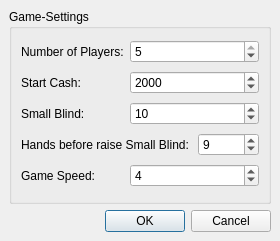
pokerth/pokerth, file src/gui/qt/newgamedialog.ui: the form before one commit.
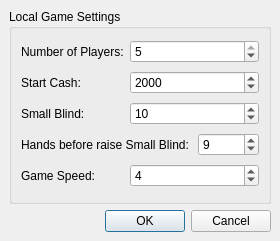
The form after the commit.

What changed in the file:
```diff
--- a/src/gui/qt/newgamedialog.ui
+++ b/src/gui/qt/newgamedialog.ui
@@ -22,7 +22,7 @@
    <item row="0" column="0" >
     <widget class="QGroupBox" name="groupBox" >
      <property name="title" >
-      <string>Game-Settings</string>
+      <string>Local Game Settings</string>
      </property>
      <layout class="QGridLayout" >
       <property name="margin" >
```
Left out of the diff: 2 changed lines with no effect on the pictures.
